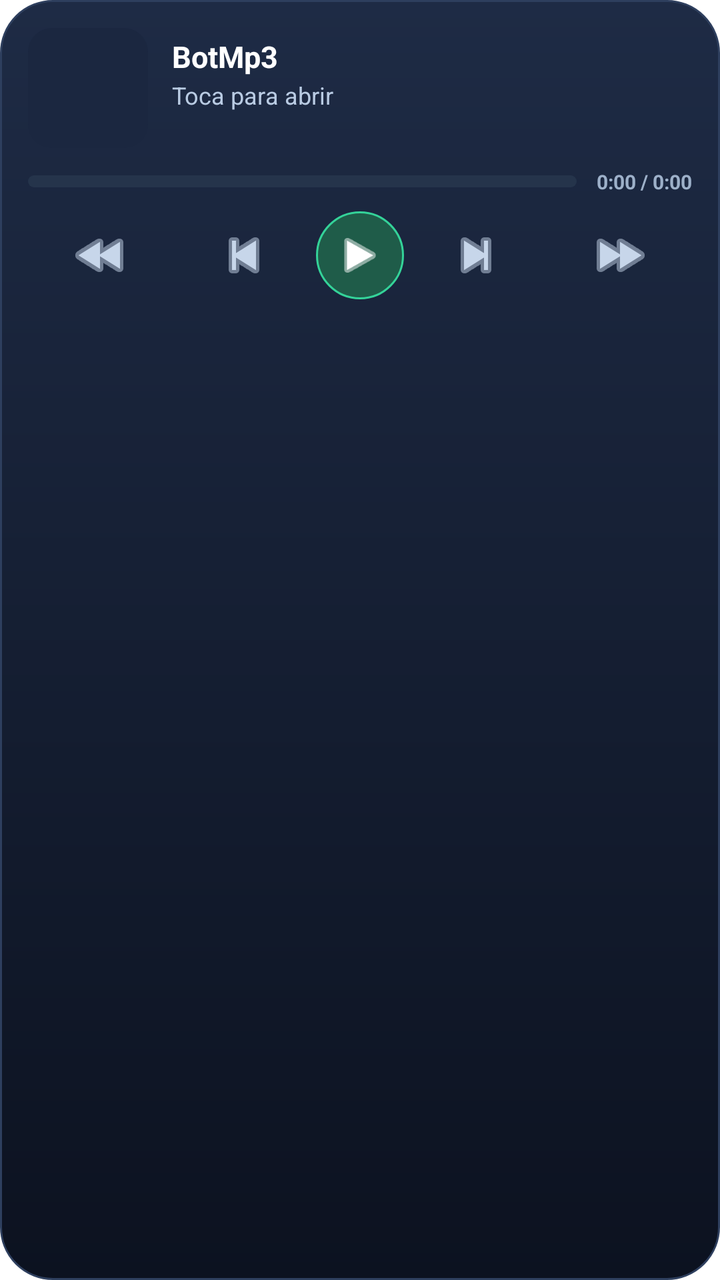
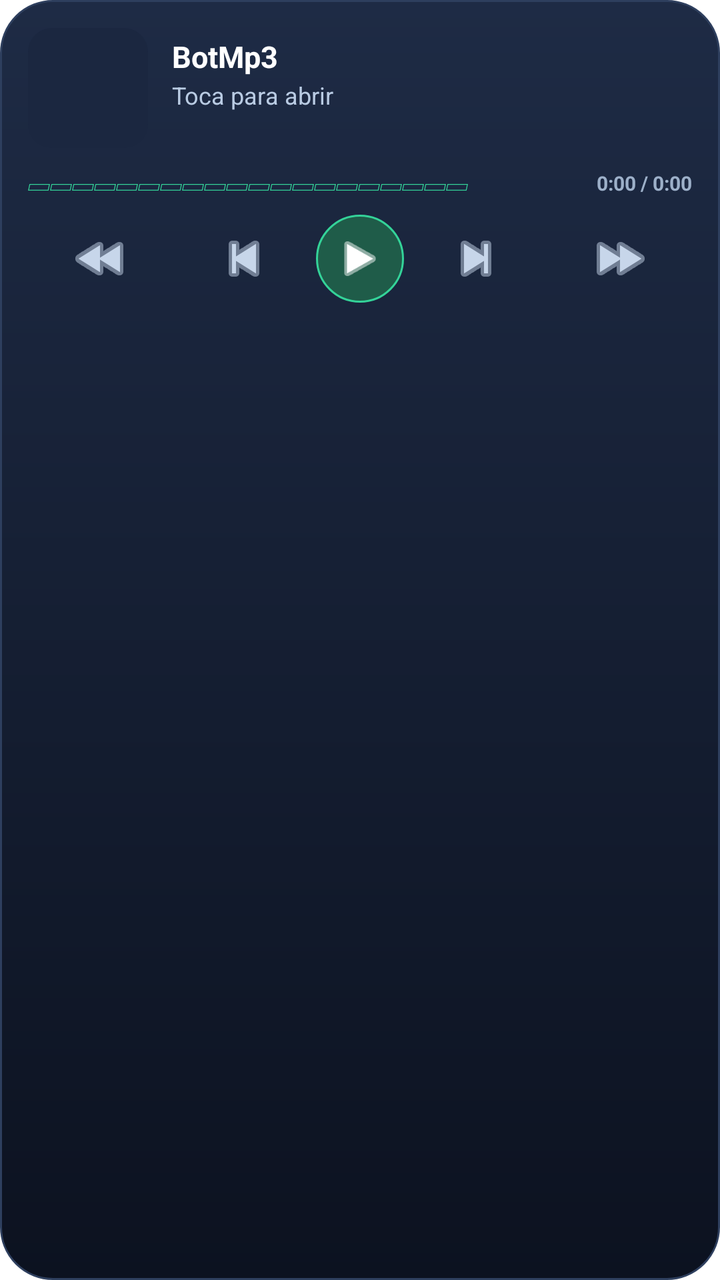

The first picture is an Android layout as it rendered before a commit; the second is the same layout after the commit. The layout source and the unified diff follow.
<!-- AndroidManifest.xml: fallback theme Theme.MaterialComponents.DayNight.NoActionBar -->
<!-- res/layout/widget_botmp3.xml -->
<?xml version="1.0" encoding="utf-8"?>
<LinearLayout xmlns:android="http://schemas.android.com/apk/res/android"
    android:id="@+id/widget_raiz"
    android:layout_width="match_parent"
    android:layout_height="match_parent"
    android:background="@drawable/widget_fondo"
    android:orientation="vertical"
    android:padding="14dp">

    <LinearLayout
        android:layout_width="match_parent"
        android:layout_height="wrap_content"
        android:gravity="center_vertical"
        android:orientation="horizontal">

        <ImageView
            android:id="@+id/widget_portada"
            android:layout_width="60dp"
            android:layout_height="60dp"
            android:background="@drawable/widget_portada"
            android:contentDescription="Carátula"
            android:scaleType="centerCrop" />

        <LinearLayout
            android:layout_width="0dp"
            android:layout_height="wrap_content"
            android:layout_marginStart="12dp"
            android:layout_weight="1"
            android:orientation="vertical">

            <TextView
                android:id="@+id/widget_titulo"
                android:layout_width="match_parent"
                android:layout_height="wrap_content"
                android:ellipsize="end"
                android:maxLines="1"
                android:text="BotMp3"
                android:textColor="#FFFFFF"
                android:textSize="15sp"
                android:textStyle="bold" />

            <TextView
                android:id="@+id/widget_artista"
                android:layout_width="match_parent"
                android:layout_height="wrap_content"
                android:layout_marginTop="1dp"
                android:ellipsize="end"
                android:maxLines="1"
                android:text="Toca para abrir"
                android:textColor="#B9CBE3"
                android:textSize="12sp" />

            <TextView
                android:id="@+id/widget_album"
                android:layout_width="match_parent"
                android:layout_height="wrap_content"
                android:ellipsize="end"
                android:maxLines="1"
                android:text=""
                android:textColor="#71839B"
                android:textSize="10.5sp" />
        </LinearLayout>
    </LinearLayout>

    <LinearLayout
        android:layout_width="match_parent"
        android:layout_height="wrap_content"
        android:layout_marginTop="10dp"
        android:gravity="center_vertical"
        android:orientation="horizontal">

        <ImageView
            android:id="@+id/widget_progreso"
            android:layout_width="0dp"
            android:layout_height="6dp"
            android:layout_weight="1"
            android:contentDescription="Progreso"
            android:scaleType="fitXY"
            android:src="@drawable/widget_barra" />

        <TextView
            android:id="@+id/widget_tiempo"
            android:layout_width="wrap_content"
            android:layout_height="wrap_content"
            android:layout_marginStart="10dp"
            android:text="0:00 / 0:00"
            android:textColor="#9DB0C9"
            android:textSize="10sp"
            android:textStyle="bold" />
    </LinearLayout>

    <LinearLayout
        android:layout_width="match_parent"
        android:layout_height="wrap_content"
        android:layout_marginTop="8dp"
        android:gravity="center_vertical"
        android:orientation="horizontal">

        <ImageButton
            android:id="@+id/widget_rewind"
            android:layout_width="0dp"
            android:layout_height="40dp"
            android:layout_weight="1"
            android:background="#00000000"
            android:contentDescription="Atrasar 10 segundos"
            android:scaleType="centerInside"
            android:src="@android:drawable/ic_media_rew"
            android:tint="#C7D6EA" />

        <ImageButton
            android:id="@+id/widget_prev"
            android:layout_width="0dp"
            android:layout_height="40dp"
            android:layout_weight="1"
            android:background="#00000000"
            android:contentDescription="Anterior"
            android:scaleType="centerInside"
            android:src="@android:drawable/ic_media_previous"
            android:tint="#C7D6EA" />

        <ImageButton
            android:id="@+id/widget_play"
            android:layout_width="44dp"
            android:layout_height="44dp"
            android:background="@drawable/widget_play_fondo"
            android:contentDescription="Reproducir o pausar"
            android:padding="9dp"
            android:scaleType="centerInside"
            android:src="@android:drawable/ic_media_play"
            android:tint="#FFFFFF" />

        <ImageButton
            android:id="@+id/widget_next"
            android:layout_width="0dp"
            android:layout_height="40dp"
            android:layout_weight="1"
            android:background="#00000000"
            android:contentDescription="Siguiente"
            android:scaleType="centerInside"
            android:src="@android:drawable/ic_media_next"
            android:tint="#C7D6EA" />

        <ImageButton
            android:id="@+id/widget_forward"
            android:layout_width="0dp"
            android:layout_height="40dp"
            android:layout_weight="1"
            android:background="#00000000"
            android:contentDescription="Adelantar 10 segundos"
            android:scaleType="centerInside"
            android:src="@android:drawable/ic_media_ff"
            android:tint="#C7D6EA" />
    </LinearLayout>
</LinearLayout>
<!-- resources referenced by this layout -->
<resources>
  <!-- drawable widget_barra (drawable) -->
  <?xml version="1.0" encoding="utf-8"?>
  <layer-list xmlns:android="http://schemas.android.com/apk/res/android">
      <item>
          <shape android:shape="rectangle">
              <corners android:radius="3dp" />
              <solid android:color="#25344B" />
          </shape>
      </item>
      <item>
          <clip
              android:clipOrientation="horizontal"
              android:gravity="left">
              <shape android:shape="rectangle">
                  <corners android:radius="3dp" />
                  <solid android:color="#34D399" />
              </shape>
          </clip>
      </item>
  </layer-list>
  <!-- drawable widget_fondo (drawable) -->
  <?xml version="1.0" encoding="utf-8"?>
  <shape xmlns:android="http://schemas.android.com/apk/res/android"
      android:shape="rectangle">
      <gradient
          android:angle="270"
          android:endColor="#0C1220"
          android:startColor="#1E2B45" />
      <corners android:radius="26dp" />
      <stroke
          android:width="1dp"
          android:color="#2E3F5E" />
  </shape>
  <!-- drawable widget_play_fondo (drawable) -->
  <?xml version="1.0" encoding="utf-8"?>
  <shape xmlns:android="http://schemas.android.com/apk/res/android" android:shape="oval">
      <solid android:color="#1F5C49" />
      <stroke android:width="1dp" android:color="#34D399" />
  </shape>
  <!-- drawable widget_portada (drawable) -->
  <?xml version="1.0" encoding="utf-8"?>
  <shape xmlns:android="http://schemas.android.com/apk/res/android" android:shape="rectangle">
      <corners android:radius="12dp" />
      <solid android:color="#1B2740" />
  </shape>
</resources>

<!-- the commit's change to res/layout/widget_botmp3.xml (unified diff, before → after) -->
@@ -69,14 +69,16 @@
         android:gravity="center_vertical"
         android:orientation="horizontal">
 
-        <ImageView
+        <TextView
             android:id="@+id/widget_progreso"
             android:layout_width="0dp"
-            android:layout_height="6dp"
+            android:layout_height="wrap_content"
             android:layout_weight="1"
-            android:contentDescription="Progreso"
-            android:scaleType="fitXY"
-            android:src="@drawable/widget_barra" />
+            android:ellipsize="end"
+            android:maxLines="1"
+            android:text="▱▱▱▱▱▱▱▱▱▱▱▱▱▱▱▱▱▱▱▱"
+            android:textColor="#34D399"
+            android:textSize="11sp" />
 
         <TextView
             android:id="@+id/widget_tiempo"
<!-- resource entries referenced after the edit -->
@@ -1,25 +1,5 @@
 <!-- resources referenced by this layout -->
 <resources>
-  <!-- drawable widget_barra (drawable) -->
-  <?xml version="1.0" encoding="utf-8"?>
-  <layer-list xmlns:android="http://schemas.android.com/apk/res/android">
-      <item>
-          <shape android:shape="rectangle">
-              <corners android:radius="3dp" />
-              <solid android:color="#25344B" />
-          </shape>
-      </item>
-      <item>
-          <clip
-              android:clipOrientation="horizontal"
-              android:gravity="left">
-              <shape android:shape="rectangle">
-                  <corners android:radius="3dp" />
-                  <solid android:color="#34D399" />
-              </shape>
-          </clip>
-      </item>
-  </layer-list>
   <!-- drawable widget_fondo (drawable) -->
   <?xml version="1.0" encoding="utf-8"?>
   <shape xmlns:android="http://schemas.android.com/apk/res/android"
